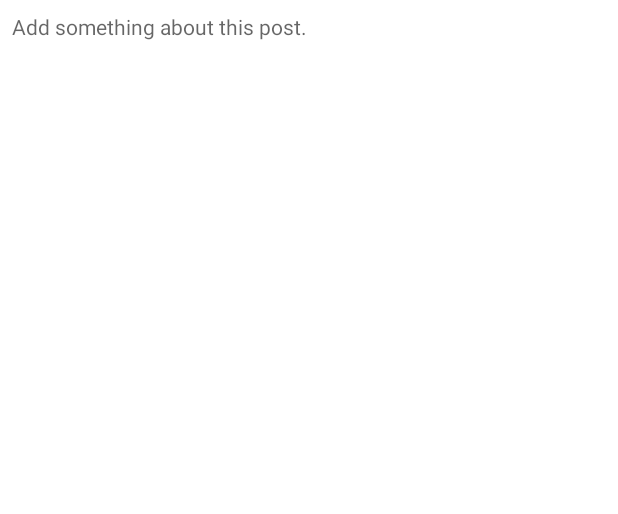
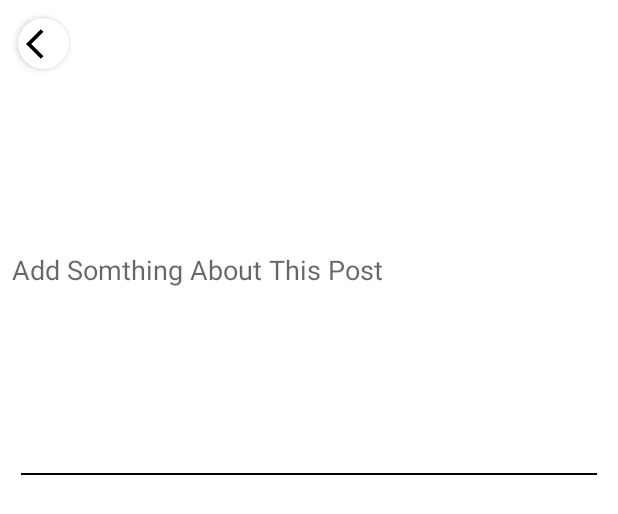
Before and after one commit to Dqlinh0802/LTDD_CS81_Nhom7, an Android app: the layout fragment_add.xml on its own in the app's theme, with its tools: preview values and no code run, on a phone screen of 412 x 824 dp. Shown: the top 514 px of the screen. Run offline under Robolectric (Android 15) with nearby library versions, the phone set to English and light mode, and no system bars.

Commit message:
update Add

```diff
--- a/Hidebook/app/build.gradle
+++ b/Hidebook/app/build.gradle
@@ -65,6 +65,8 @@ dependencies {
     //Ngan
     implementation 'com.firebaseui:firebase-ui-firestore:7.1.0'
 
+    //Tung
+    implementation 'com.karumi:dexter:6.2.2'
 
     testImplementation 'junit:junit:4.13.2'
     androidTestImplementation 'androidx.test.ext:junit:1.1.2'
--- /dev/null
+++ b/Hidebook/app/src/main/res/drawable-v24/ic_back.xml
@@ -0,0 +1,9 @@
+<vector xmlns:android="http://schemas.android.com/apk/res/android"
+    android:width="24dp"
+    android:height="24dp"
+    android:viewportWidth="24"
+    android:viewportHeight="24">
+  <path
+      android:fillColor="@android:color/black"
+      android:pathData="M11.67,3.87L9.9,2.1 0,12l9.9,9.9 1.77,-1.77L3.54,12z"/>
+</vector>
--- /dev/null
+++ b/Hidebook/app/src/main/res/drawable-v24/ic_circle.xml
@@ -0,0 +1,10 @@
+<?xml version="1.0" encoding="utf-8"?>
+<shape  xmlns:android="http://schemas.android.com/apk/res/android"
+    android:shape="oval">
+
+    <size
+        android:width="32dp"
+        android:height="32dp"/>
+    <solid
+        android:color="@android:color/white"/>
+</shape>
--- /dev/null
+++ b/Hidebook/app/src/main/res/drawable-v24/ic_next.xml
@@ -0,0 +1,9 @@
+<vector xmlns:android="http://schemas.android.com/apk/res/android"
+    android:width="24dp"
+    android:height="24dp"
+    android:viewportWidth="24"
+    android:viewportHeight="24">
+  <path
+      android:fillColor="@android:color/black"
+      android:pathData="M5.88,4.12L13.76,12l-7.88,7.88L8,22l10,-10L8,2z"/>
+</vector>
--- a/Hidebook/app/src/main/res/layout/fragment_add.xml
+++ b/Hidebook/app/src/main/res/layout/fragment_add.xml
@@ -4,14 +4,83 @@
     android:layout_width="match_parent"
     android:layout_height="match_parent"
     android:padding="8dp"
+    tools:targetApi="m"
+    tools:ignore="UnusedAttribute"
     tools:context=".fragment.Add">
 
+    <RelativeLayout
+        android:id="@+id/layout"
+        android:layout_width="match_parent"
+        android:gravity="center_vertical"
+        android:layout_height="wrap_content">
 
-    <TextView
-        android:id="@+id/et_description"
+        <ImageButton
+            android:layout_width="34dp"
+            android:layout_height="34dp"
+            android:padding="4dp"
+            android:layout_margin="4dp"
+            android:foreground="?attr/selectableItemBackground"
+            android:elevation="3dp"
+            android:background="@drawable/ic_circle"
+            android:id="@+id/backBtn"
+            android:src="@drawable/ic_back" />
+
+
+
+        <ImageButton
+            android:id="@+id/nextBtn"
+            android:layout_alignParentEnd="true"
+            android:layout_alignParentRight="true"
+            android:foreground="?attr/selectableItemBackground"
+            android:layout_margin="4dp"
+            android:elevation="3dp"
+            android:visibility="gone"
+            android:layout_width="34dp"
+            android:layout_height="34dp"
+            android:padding="4dp"
+            android:src="@drawable/ic_next" />
+    </RelativeLayout>
+
+    <ScrollView
+        android:layout_below="@+id/layout"
         android:layout_width="match_parent"
-        android:layout_height="wrap_content"
-        android:hint="@string/add_something_about_this_post"
-        android:minLines="12"/>
+        android:layout_height="match_parent">
+        <RelativeLayout
+            android:layout_width="match_parent"
+            android:layout_height="match_parent">
 
+            <EditText
+                android:id="@+id/descriptionET"
+                android:layout_width="match_parent"
+                android:layout_height="wrap_content"
+                android:background="@android:color/transparent"
+                android:hint="Add Somthing About This Post"
+                android:minLines="12" />
+
+            <View
+                android:id="@+id/view"
+                android:layout_width="match_parent"
+                android:layout_height="1dp"
+                android:layout_margin="6dp"
+                android:layout_below="@+id/descriptionET"
+                android:background="#000" />
+
+
+            <ImageView
+                android:layout_width="match_parent"
+                android:layout_height="250dp"
+                android:scaleType="centerCrop"
+                android:id="@+id/imageView"
+                android:visibility="gone"
+                android:contentDescription="@null"
+                android:layout_below="@+id/view"
+                android:background="@color/black" />
+            //@color/colorAccent
+            <androidx.recyclerview.widget.RecyclerView
+                android:layout_width="match_parent"
+                android:layout_height="wrap_content"
+                android:layout_below="@+id/imageView"
+                android:id="@+id/recyclerView"/>
+        </RelativeLayout>
+    </ScrollView>
 </RelativeLayout>
```
Also changed, not shown: Hidebook/app/src/main/java/com/example/hidebook/adapter/GalleryAdapter.java (added, +73 -0 lines), Hidebook/app/src/main/java/com/example/hidebook/fragment/Add.java (+201 -0 lines), Hidebook/app/src/main/java/com/example/hidebook/model/GalleryImages.java (added, +28 -0 lines), Hidebook/app/src/main/res/layout-v21/image_items.xml (added, +12 -0 lines), Hidebook/app/src/main/res/layout/fragment_profile.xml (+5 -3 lines).
